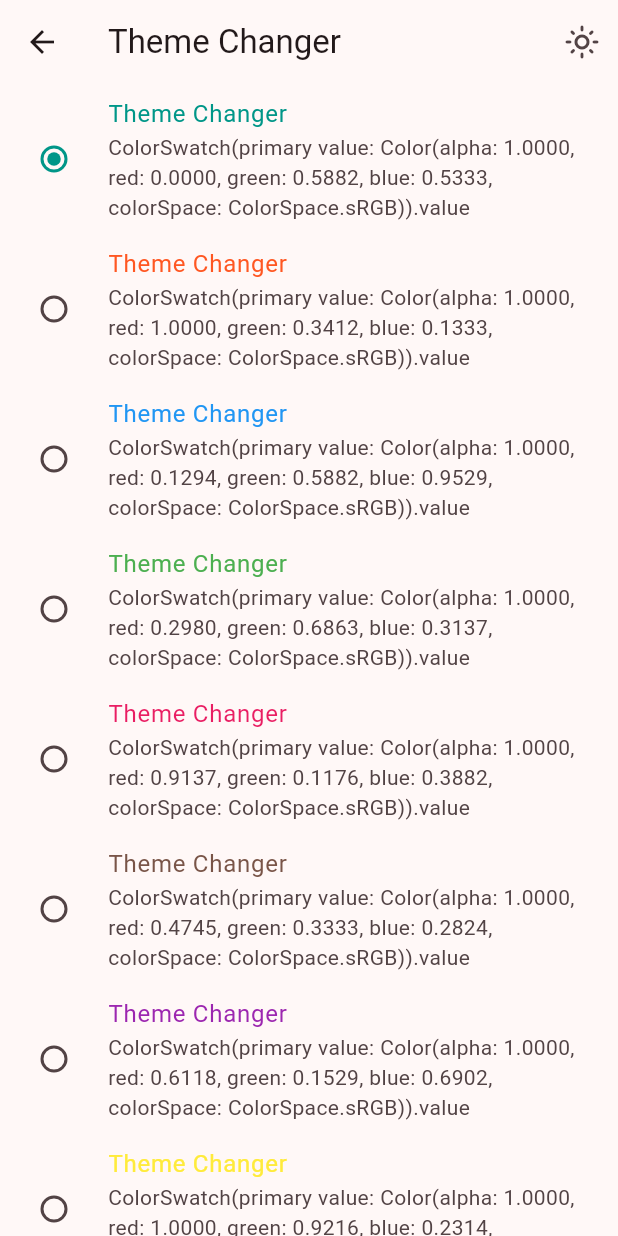
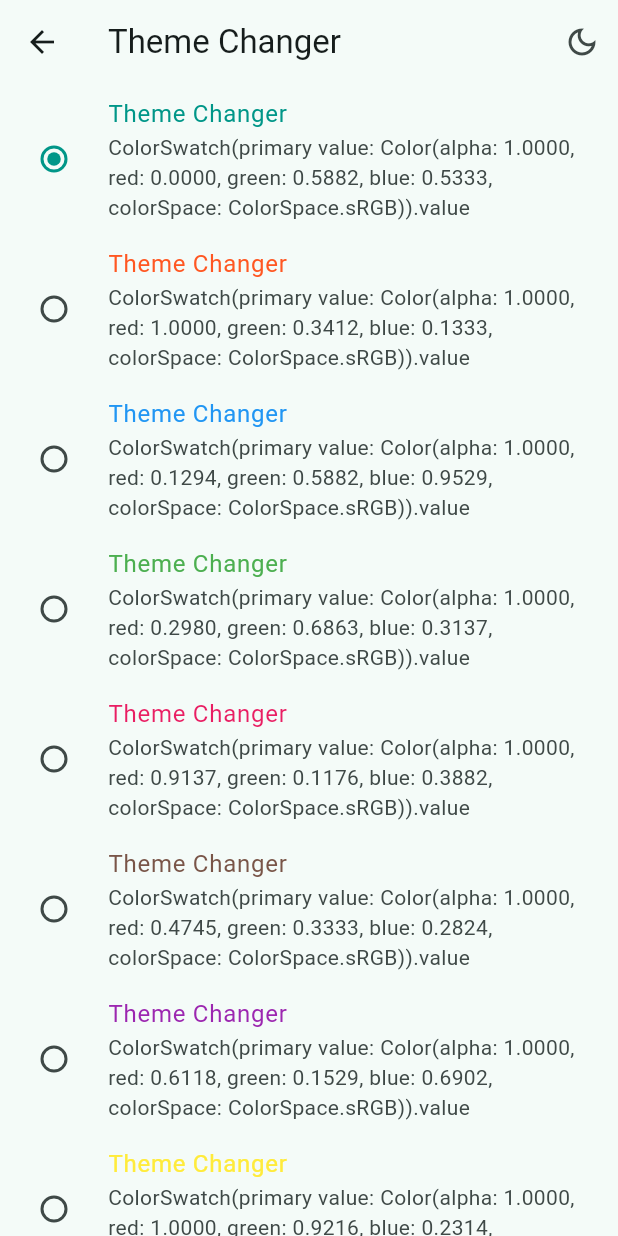
Before and after one commit to EmirMaya/widgets_app, a Flutter app: the screen it shows after launch, after a tap on "Theme Changer", on a phone screen of 412 x 824 dp. Run offline on Flutter 3.47's test engine with Material 3 defaults, Android fonts, the phone set to English and light mode, and no system bars; our stand-ins replace animate_do, flutter_riverpod, go_router.

Commit message:
usando stateNotifier para cambiar temas

```diff
--- a/lib/config/themes/app_theme.dart
+++ b/lib/config/themes/app_theme.dart
@@ -16,16 +16,22 @@ const colorList = <Color>[
 
 class AppTheme {
   final int selectedColor;
+  final bool isDarkMode;
 
-  AppTheme({this.selectedColor = 0})
-      : assert(selectedColor >= 0, 'Selected color must be greater than 0'),
+  AppTheme({
+    this.selectedColor = 0,
+    this.isDarkMode = false,
+  })  : assert(selectedColor >= 0, 'Selected color must be greater than 0'),
         assert(selectedColor < colorList.length,
-            'Selected color must be less or equal to ${colorList.length -1}');
+            'Selected color must be less or equal to ${colorList.length - 1}');
 
   ThemeData getTheme() => ThemeData(
-        colorSchemeSeed: colorList[selectedColor],
-      appBarTheme: const AppBarTheme(
-        centerTitle: false
-      )
-      );
+      brightness: isDarkMode ? Brightness.dark : Brightness.light,
+      colorSchemeSeed: colorList[selectedColor],
+      appBarTheme: const AppBarTheme(centerTitle: false));
+
+  AppTheme copyWith({int? selectedColor, bool? isDarkMode}) => AppTheme(
+    selectedColor: selectedColor ?? this.selectedColor,
+    isDarkMode: isDarkMode ?? this.isDarkMode,
+  );
 }
--- a/lib/main.dart
+++ b/lib/main.dart
@@ -2,21 +2,27 @@ import 'package:flutter/material.dart';
 import 'package:flutter_riverpod/flutter_riverpod.dart';
 import 'package:widgets_app/config/router/app_router.dart';
 import 'package:widgets_app/config/themes/app_theme.dart';
+import 'package:widgets_app/presentation/providers/theme_provider.dart';
 
 void main() {
   runApp(const ProviderScope(child: MainApp()));
 }
 
-class MainApp extends StatelessWidget {
+class MainApp extends ConsumerWidget {
   const MainApp({super.key});
 
   @override
-  Widget build(BuildContext context) {
+  Widget build(BuildContext context, WidgetRef ref) {
+    // final bool isDarkMode = ref.watch(isDarkModeProvider);
+    // final int selectedColor = ref.watch(selectedColorProvider);
+
+    final AppTheme appTheme = ref.watch(themeNotifierProvider);
+
     return MaterialApp.router(
       title: 'Flutter Widgets',
       routerConfig: appRouter,
       debugShowCheckedModeBanner: false,
-      theme: AppTheme(selectedColor: 4).getTheme(),
+      theme: appTheme.getTheme()
     );
   }
 }
--- a/lib/presentation/providers/theme_provider.dart
+++ b/lib/presentation/providers/theme_provider.dart
@@ -6,3 +6,23 @@ final isDarkModeProvider = StateProvider<bool>((ref) => false);
 // Listado de colres inmutable, por eso lleva provider y no stateprovider, no se puede cambiar
 
 final colorListProvider = Provider((ref) => colorList);
+
+// un int
+final selectedColorProvider = StateProvider<int>((ref) => 0);
+
+// OBJT personalizado
+final themeNotifierProvider = StateNotifierProvider<ThemeNotifier, AppTheme>(
+  (ref) => ThemeNotifier(),
+);
+
+class ThemeNotifier extends StateNotifier<AppTheme> {
+  ThemeNotifier() : super(AppTheme());
+
+  void toggleDarkMode() {
+    state = state.copyWith(isDarkMode: !state.isDarkMode);
+  }
+
+  void changeColor(int index) {
+    state = state.copyWith(selectedColor: index);
+  }
+}
--- a/lib/presentation/screens/theme_changer/theme_changer_screen.dart
+++ b/lib/presentation/screens/theme_changer/theme_changer_screen.dart
@@ -8,7 +8,7 @@ class ThemeChangerScreen extends ConsumerWidget {
 
   @override
   Widget build(BuildContext context, WidgetRef ref) {
-    final bool isDarkMode = ref.watch(isDarkModeProvider);
+    final bool isDarkMode = ref.watch(themeNotifierProvider).isDarkMode;
 
     return Scaffold(
       appBar: AppBar(
@@ -16,9 +16,12 @@ class ThemeChangerScreen extends ConsumerWidget {
         actions: [
           IconButton(
             icon: Icon(isDarkMode
-                ? Icons.dark_mode_outlined
-                : Icons.light_mode_outlined),
-            onPressed: () {},
+                ? Icons.light_mode_outlined
+                : Icons.dark_mode_outlined),
+            onPressed: () {
+              // ref.read(isDarkModeProvider.notifier).state =!isDarkMode;
+              ref.read(themeNotifierProvider.notifier).toggleDarkMode();
+            },
           )
         ],
       ),
@@ -33,15 +36,26 @@ class _ThemeChangerView extends ConsumerWidget {
   @override
   Widget build(BuildContext context, WidgetRef ref) {
     final List<Color> colors = ref.watch(colorListProvider);
+    final int selectedColor = ref.watch(themeNotifierProvider).selectedColor;
+
     return ListView.builder(
       itemCount: colors.length,
       itemBuilder: (context, index) {
         final Color color = colors[index];
         return RadioListTile(
-          title: Text('Theme Changer', style: TextStyle(color: color),),
-          subtitle: Text('$color.value'),
-          activeColor: color,
-            value: index, groupValue: 0, onChanged: (value) {});
+            title: Text(
+              'Theme Changer',
+              style: TextStyle(color: color),
+            ),
+            subtitle: Text('$color.value'),
+            activeColor: color,
+            value: index,
+            groupValue: selectedColor,
+            onChanged: (value) {
+              // ref.read(selectedColorProvider.notifier).state = index;
+              ref.read(themeNotifierProvider.notifier).changeColor(index);
+
+            });
       },
     );
   }
```
